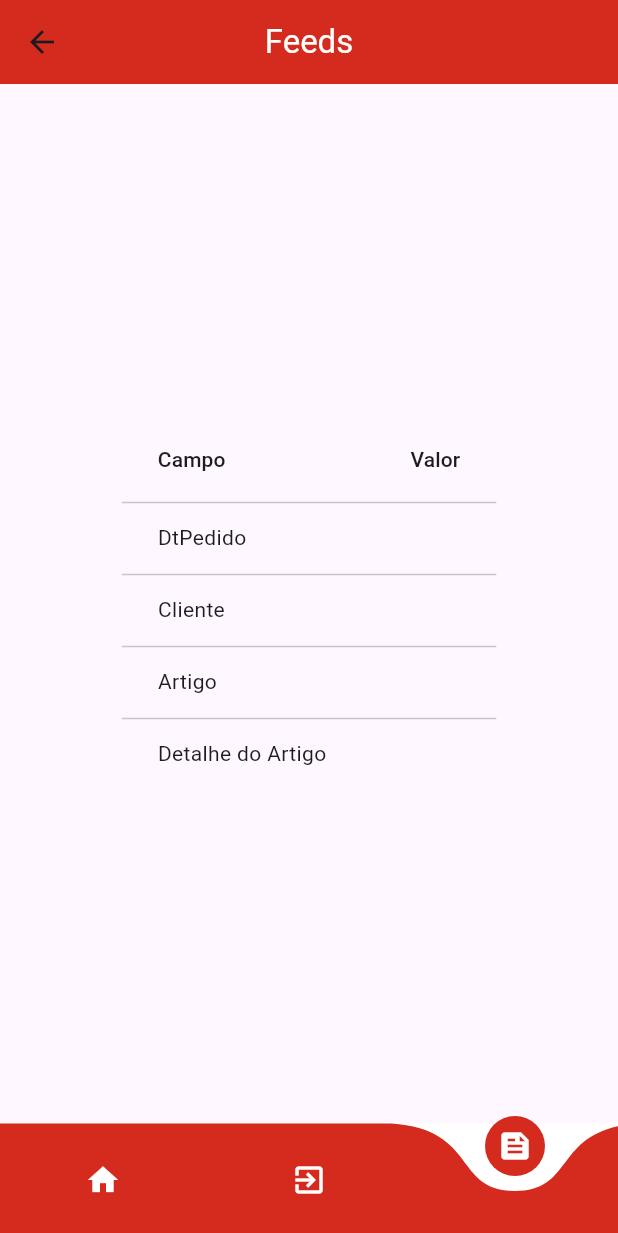
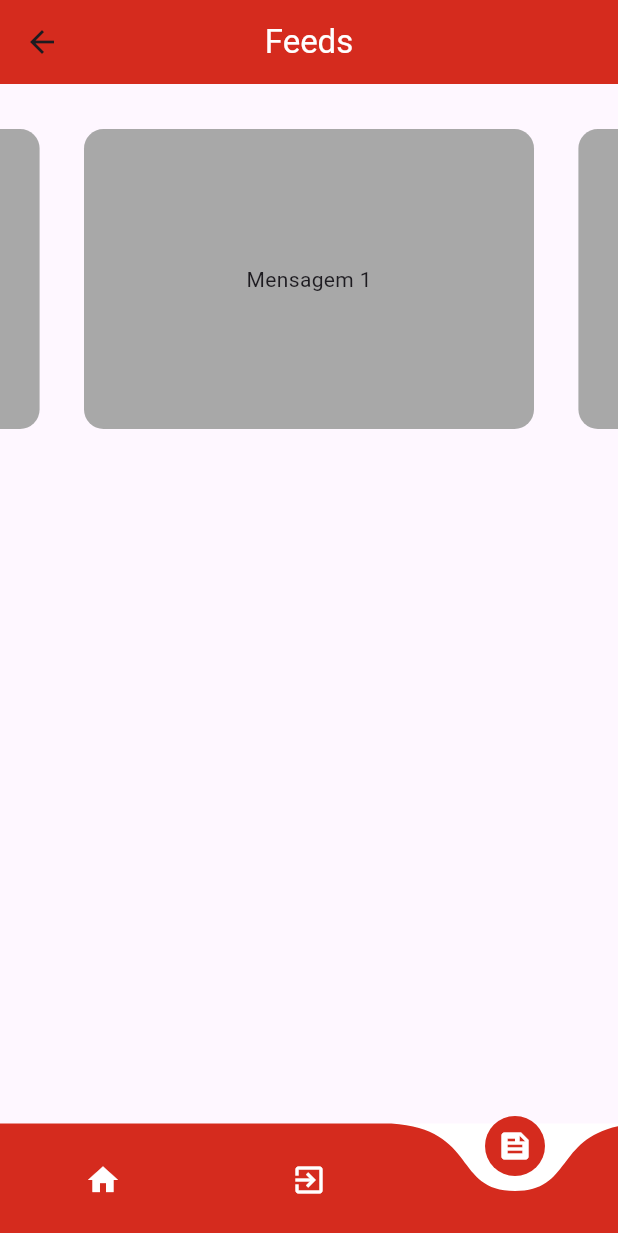
Before and after one commit to kelidss/StikVendas, a Flutter app: the FeedsPage screen opened by its route, on a phone screen of 412 x 824 dp. Shown: the top 1233 px of the screen. Run offline on Flutter 3.47's test engine with Material 3 defaults, Android fonts, the phone set to English and light mode, and no system bars; drawn by our look-alikes of carousel_slider, curved_navigation_bar; our stand-ins replace awesome_dialog, mask_text_input_formatter, percent_indicator.

Commit message:
limpeza no codigo

```diff
--- a/lib/Views/FeedsPage.dart
+++ b/lib/Views/FeedsPage.dart
@@ -2,7 +2,6 @@ import 'package:flutter/material.dart';
 import 'package:awesome_dialog/awesome_dialog.dart';
 import 'package:carousel_slider/carousel_slider.dart';
 import 'package:curved_navigation_bar/curved_navigation_bar.dart';
-import 'package:stik_vendas/Controllers/Controller_Pedido.dart';
 import 'package:stik_vendas/Views/HomePage.dart';
 import 'package:stik_vendas/Views/LoginPage.dart';
 
@@ -14,15 +13,6 @@ class FeedsPage extends StatefulWidget {
   State<FeedsPage> createState() => FeedsPageState();
   final TextEditingController usuarioController = TextEditingController();
 }
-
-//late PageController _pageController;
-//   @override
-//   void initState() {
-//   super.initState();
-//  textEditingController = textEditingController;
-
-// _pageController = PageController();
-// }
 
 class FeedsPageState extends State<FeedsPage> {
   int currentIndex = 2;
@@ -47,38 +37,56 @@ class FeedsPageState extends State<FeedsPage> {
         // },
         //  ),
       ),
-      body: Container(
-        alignment: Alignment.center,
-        padding: const EdgeInsets.all(15),
-        child: Column(
-          mainAxisAlignment: MainAxisAlignment.center,
-          children: [
-            DataTable(
-              columns: const [
-                DataColumn(label: Text('Campo')),
-                DataColumn(label: Text('Valor')),
-              ],
-              rows: [
-                DataRow(cells: [
-                  const DataCell(Text('DtPedido')),
-                  DataCell(Text(DtPedidoController.text)),
-                ]),
-                DataRow(cells: [
-                  const DataCell(Text('Cliente')),
-                  DataCell(Text(ClienteController.text)),
-                ]),
-                DataRow(cells: [
-                  const DataCell(Text('Artigo')),
-                  DataCell(Text(ArtigoController.text)),
-                ]),
-                DataRow(cells: [
-                  const DataCell(Text('Detalhe do Artigo')),
-                  DataCell(Text(DetArtigoController.text)),
-                ]),
-              ],
+      body: Column(
+        children: [
+          const SizedBox(height: 30),
+          CarouselSlider(
+            options: CarouselOptions(
+              scrollDirection: Axis.horizontal,
+              height: 200.0,
+              enableInfiniteScroll: true,
+              autoPlay: true,
+              autoPlayInterval: const Duration(seconds: 3),
+              autoPlayAnimationDuration: const Duration(milliseconds: 800),
+              autoPlayCurve: Curves.fastOutSlowIn,
             ),
-          ],
-        ),
+            items: [
+              Container(
+                decoration: BoxDecoration(
+                  color: const Color.fromARGB(255, 168, 168, 168),
+                  borderRadius: BorderRadius.circular(13),
+                ),
+                width: 300,
+                child: const Center(
+                  child: Text('Mensagem 1'),
+                ),
+              ),
+              Container(
+                decoration: BoxDecoration(
+                  color: const Color.fromARGB(255, 168, 168, 168),
+                  borderRadius: BorderRadius.circular(13),
+                ),
+                width: 300,
+                child: const Center(
+                  child: Text('Mensagem 2'),
+                ),
+              ),
+              Container(
+                decoration: BoxDecoration(
+                  color: const Color.fromARGB(255, 168, 168, 168),
+                  borderRadius: BorderRadius.circular(13),
+                ),
+                width: 300,
+                child: const Center(
+                  child: Text(
+                    'Mensagem 3',
+                    style: TextStyle(color: Colors.black),
+                  ),
+                ),
+              ),
+            ],
+          ),
+        ],
       ),
       bottomNavigationBar: CurvedNavigationBar(
         backgroundColor: Colors.white,
@@ -96,7 +104,6 @@ class FeedsPageState extends State<FeedsPage> {
           });
           await Future.delayed(const Duration(seconds: 1));
           if (currentIndex == 1) {
-            // ignore: use_build_context_synchronously
             AwesomeDialog(
               context: context,
               dialogType: DialogType.warning,
@@ -107,16 +114,14 @@ class FeedsPageState extends State<FeedsPage> {
               btnOkOnPress: () {
                 Navigator.pushReplacement(
                   context,
-                  MaterialPageRoute(builder: (context) => const LoginPage()),
+                  MaterialPageRoute(builder: (context) => LoginPage()),
                 );
               },
             ).show();
           } else if (currentIndex == 0) {
-            // ignore: use_build_context_synchronously
             Navigator.pushReplacement(
                 context, MaterialPageRoute(builder: (context) => HomePage()));
           } else if (currentIndex == 2) {
-            // ignore: use_build_context_synchronously
             Navigator.pushReplacement(
                 context, MaterialPageRoute(builder: (context) => FeedsPage()));
           }
```
Also changed, not shown: lib/Views/PedidoPage.dart (+43 -14 lines).
